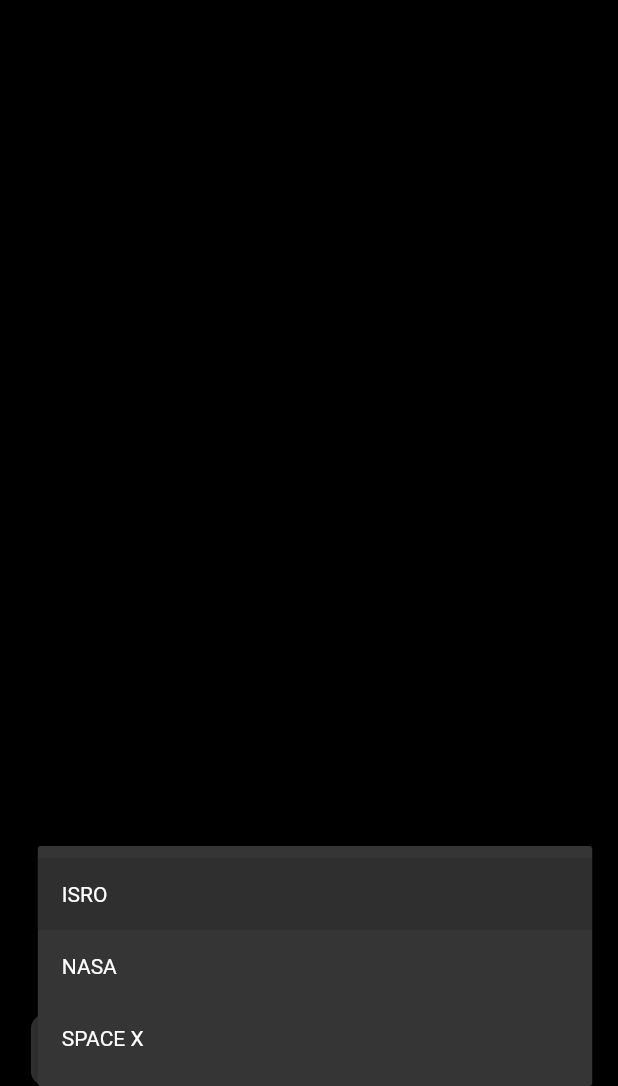
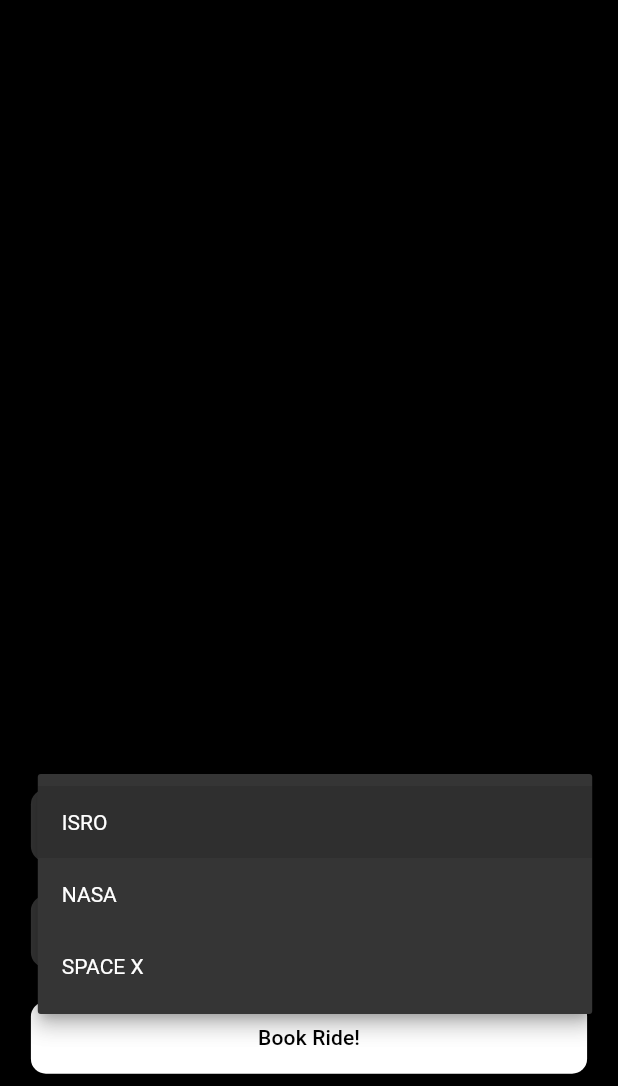
Before and after one commit to DeepDarji/Go_Moon, a Flutter app: the screen it shows after launch, after a tap on "ISRO", on a phone screen of 412 x 824 dp, the part 150-1236 px from its top. Run offline on Flutter 3.47's test engine with Material 3 defaults, Android fonts, the phone set to English and light mode, and no system bars.

Commit message:
Dropdown and Buttons

```diff
--- a/lib/Pages/home_page.dart
+++ b/lib/Pages/home_page.dart
@@ -1,4 +1,5 @@
 import 'package:flutter/material.dart';
+import 'package:go_moon/widgets/custom_dropdown_button.dart';
 
 class HomePage extends StatelessWidget {
   late double _deviceHeight, _deviceWidth;
@@ -21,7 +22,7 @@ class HomePage extends StatelessWidget {
           crossAxisAlignment: CrossAxisAlignment.start,
           children: [
             _pageTitle(),
-            _destinationDropDown(),
+            _bookRider(),
           ],
         ),
       )),
@@ -52,48 +53,62 @@ class HomePage extends StatelessWidget {
     );
   }
 
+  Widget _bookRider() {
+    return Container(
+      height: _deviceHeight * 0.24,
+      child: Column(
+        mainAxisAlignment: MainAxisAlignment.spaceBetween,
+        mainAxisSize: MainAxisSize.max,
+        crossAxisAlignment: CrossAxisAlignment.center,
+        children: [
+          _destinationDropDown(),
+          _travellersInformation(),
+          _rideButton(),
+        ],
+      ),
+    );
+  }
+
 //Dropdown1
   Widget _destinationDropDown() {
-    List<String> _items = [
+    return CustomDropdownButtonClass(values: const [
       'ISRO',
       'NASA',
       'SPACE X',
-    ];
+    ], width: _deviceWidth);
+  }
 
+  Widget _travellersInformation() {
+    return Row(
+      mainAxisAlignment: MainAxisAlignment.spaceBetween,
+      mainAxisSize: MainAxisSize.max,
+      crossAxisAlignment: CrossAxisAlignment.center,
+      children: [
+        CustomDropdownButtonClass(values: const [
+          '1',
+          '2',
+          '3',
+        ], width: _deviceWidth * 0.45),
+        CustomDropdownButtonClass(values: const [
+          'General',
+          'Economy',
+          'Private',
+        ], width: _deviceWidth * 0.40),
+      ],
+    );
+  }
+
+  Widget _rideButton() {
     return Container(
-      padding: EdgeInsets.symmetric(horizontal: _deviceWidth * 0.05),
+      margin: EdgeInsets.only(bottom: _deviceHeight * 0.01),
       width: _deviceWidth,
       decoration: BoxDecoration(
-        color: const Color.fromRGBO(
-          53,
-          53,
-          53,
-          1.0,
-        ),
-        borderRadius: BorderRadius.circular(
-          10,
-        ),
-      ),
-      child: DropdownButton(
-        value: _items.first,
-        onChanged: (_) {},
-        items: _items.map(
-          (e) {
-            return DropdownMenuItem(
-              child: Text(e),
-              value: e,
-            );
-          },
-        ).toList(),
-        underline: Container(),
-        dropdownColor: const Color.fromRGBO(
-          53,
-          53,
-          53,
-          1.0,
-        ),
-        style: const TextStyle(
-          color: Colors.white,
+          color: Colors.white, borderRadius: BorderRadius.circular(10)),
+      child: MaterialButton(
+        onPressed: () {},
+        child: const Text(
+          "Book Ride!",
+          style: TextStyle(color: Colors.black),
         ),
       ),
     );
--- /dev/null
+++ b/lib/widgets/custom_dropdown_button.dart
@@ -0,0 +1,49 @@
+import 'package:flutter/material.dart';
+
+class CustomDropdownButtonClass extends StatelessWidget {
+  List<String> values;
+  double width;
+
+  CustomDropdownButtonClass({required this.values, required this.width});
+
+  @override
+  Widget build(BuildContext context) {
+    return Container(
+      padding: EdgeInsets.symmetric(horizontal: width * 0.05),
+      width: width,
+      decoration: BoxDecoration(
+        color: const Color.fromRGBO(
+          53,
+          53,
+          53,
+          1.0,
+        ),
+        borderRadius: BorderRadius.circular(
+          10,
+        ),
+      ),
+      child: DropdownButton(
+        value: values.first,
+        onChanged: (_) {},
+        items: values.map(
+          (e) {
+            return DropdownMenuItem(
+              child: Text(e),
+              value: e,
+            );
+          },
+        ).toList(),
+        underline: Container(),
+        dropdownColor: const Color.fromRGBO(
+          53,
+          53,
+          53,
+          1.0,
+        ),
+        style: const TextStyle(
+          color: Colors.white,
+        ),
+      ),
+    );
+  }
+}
```
